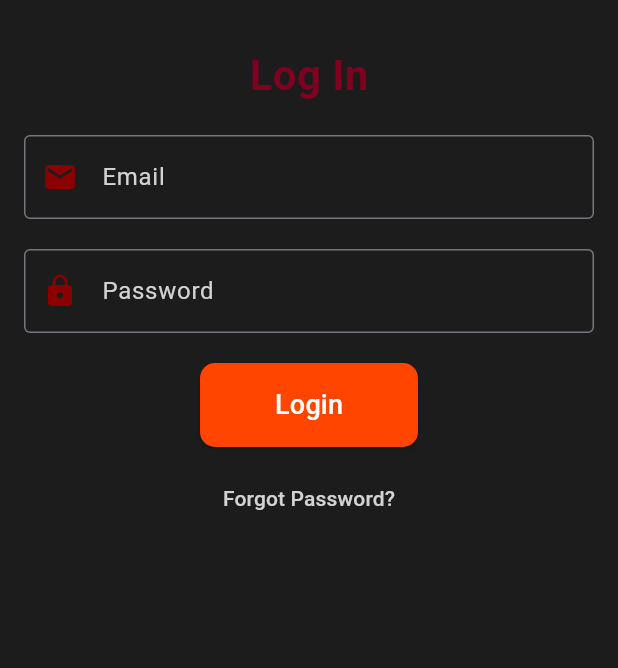
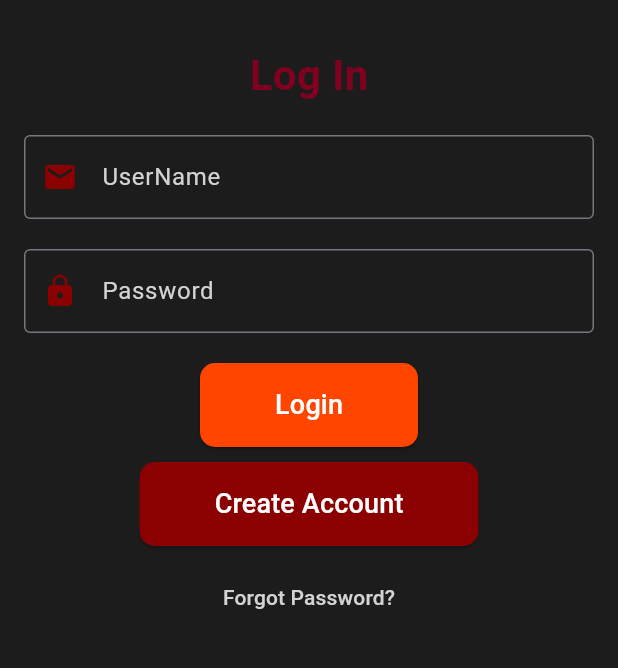
Before and after one commit to Paul-Astudillo/proyectoIntercicloCP, a Flutter app: the screen it shows after launch, on a phone screen of 412 x 824 dp, the part 408-1076 px from its top. Run offline on Flutter 3.47's test engine with Material 3 defaults, Android fonts, the phone set to English and light mode, and no system bars; our stand-ins replace image_picker.

```diff
--- a/lib/database_helper.dart
+++ b/lib/database_helper.dart
@@ -1,7 +1,7 @@
 class DatabaseHelper {
   static final DatabaseHelper _instance = DatabaseHelper._internal();
   final Map<String, String> _users = {
-    'paul': '1234', // Usuario de ejemplo
+    'paul': '1234',
   };
 
   factory DatabaseHelper() {
@@ -10,7 +10,6 @@ class DatabaseHelper {
 
   DatabaseHelper._internal();
 
-  // Método para insertar un usuario
   Future<void> insertUser(String email, String password) async {
     if (_users.containsKey(email)) {
       throw Exception("User already exists!");
@@ -18,7 +17,6 @@ class DatabaseHelper {
     _users[email] = password;
   }
 
-  // Método para validar un usuario
   Future<bool> validateUser(String email, String password) async {
     return _users[email] == password;
   }
--- a/lib/login_page.dart
+++ b/lib/login_page.dart
@@ -1,5 +1,6 @@
 import 'package:flutter/material.dart';
 import 'database_helper.dart';
+import 'create_account_page.dart';
 
 class LoginPage extends StatefulWidget {
   final VoidCallback onLoginSuccess;
@@ -24,7 +25,7 @@ class _LoginPageState extends State<LoginPage> {
       ScaffoldMessenger.of(context).showSnackBar(
         SnackBar(content: Text("Login successful!")),
       );
-      widget.onLoginSuccess(); // Notifica éxito al padre
+      widget.onLoginSuccess();
     } else {
       ScaffoldMessenger.of(context).showSnackBar(
         SnackBar(content: Text("Login failed!")),
@@ -32,15 +33,22 @@ class _LoginPageState extends State<LoginPage> {
     }
   }
 
+  void _navigateToCreateAccount() {
+    Navigator.push(
+      context,
+      MaterialPageRoute(builder: (context) => CreateAccountPage()),
+    );
+  }
+
   @override
   Widget build(BuildContext context) {
     return Scaffold(
-      backgroundColor: Color(0xFF1C1C1C), // Fondo negro carbón
+      backgroundColor: Color(0xFF1C1C1C),
       appBar: AppBar(
-        backgroundColor: Color(0xFF8B0000), // Rojo ladrillo
+        backgroundColor: Color(0xFF8B0000),
         title: Text(
           'Welcome to Social App',
-          style: TextStyle(color: Color(0xFFD3D3D3)), // Gris claro
+          style: TextStyle(color: Color(0xFFD3D3D3)),
         ),
         centerTitle: true,
       ),
@@ -52,60 +60,50 @@ class _LoginPageState extends State<LoginPage> {
             crossAxisAlignment: CrossAxisAlignment.center,
             children: [
               SizedBox(height: 50),
-
-              // Imagen centrada ligeramente a la derecha
               Align(
-                alignment: Alignment.center, // Cambiado para mover la imagen a la izquierda
+                alignment: Alignment.center,
                 child: Image.asset(
                   'assets/images/logo.png',
                   height: 150,
                 ),
               ),
               SizedBox(height: 30),
-
-              // Título estilizado
               Text(
                 "Log In",
                 style: TextStyle(
                   fontSize: 28,
                   fontWeight: FontWeight.bold,
-                  color: Color(0xFF800020), // Rojo burdeos
+                  color: Color(0xFF800020),
                 ),
               ),
               SizedBox(height: 20),
-
-              // Campo de texto para email
               TextField(
                 controller: _emailController,
-                style: TextStyle(color: Color.fromARGB(255, 255, 255, 255)), // Gris claro
+                style: TextStyle(color: Colors.white),
                 decoration: InputDecoration(
-                  labelText: "Email",
-                  labelStyle: TextStyle(color: Color(0xFFD3D3D3)), // Gris claro
+                  labelText: "UserName",
+                  labelStyle: TextStyle(color: Color(0xFFD3D3D3)),
                   border: OutlineInputBorder(),
-                  prefixIcon: Icon(Icons.email, color: Color(0xFF8B0000)), // Rojo ladrillo
+                  prefixIcon: Icon(Icons.email, color: Color(0xFF8B0000)),
                 ),
               ),
               SizedBox(height: 20),
-
-              // Campo de texto para contraseña
               TextField(
                 controller: _passwordController,
-                style: TextStyle(color: Color.fromARGB(255, 255, 255, 255)), // Gris claro
+                style: TextStyle(color: Colors.white),
                 decoration: InputDecoration(
                   labelText: "Password",
-                  labelStyle: TextStyle(color: Color(0xFFD3D3D3)), // Gris claro
+                  labelStyle: TextStyle(color: Color(0xFFD3D3D3)),
                   border: OutlineInputBorder(),
-                  prefixIcon: Icon(Icons.lock, color: Color(0xFF8B0000)), // Rojo ladrillo
+                  prefixIcon: Icon(Icons.lock, color: Color(0xFF8B0000)),
                 ),
                 obscureText: true,
               ),
               SizedBox(height: 20),
-
-              // Botón de login estilizado
               ElevatedButton(
                 onPressed: _login,
                 style: ElevatedButton.styleFrom(
-                  backgroundColor: Color(0xFFFF4500), // Rojo fuego
+                  backgroundColor: Color(0xFFFF4500),
                   padding: EdgeInsets.symmetric(horizontal: 50, vertical: 15),
                   shape: RoundedRectangleBorder(
                     borderRadius: BorderRadius.circular(10),
@@ -117,8 +115,21 @@ class _LoginPageState extends State<LoginPage> {
                 ),
               ),
               SizedBox(height: 10),
-
-              // Enlace para "Olvidé mi contraseña"
+              ElevatedButton(
+                onPressed: _navigateToCreateAccount,
+                style: ElevatedButton.styleFrom(
+                  backgroundColor: Color(0xFF8B0000),
+                  padding: EdgeInsets.symmetric(horizontal: 50, vertical: 15),
+                  shape: RoundedRectangleBorder(
+                    borderRadius: BorderRadius.circular(10),
+                  ),
+                ),
+                child: Text(
+                  "Create Account",
+                  style: TextStyle(fontSize: 18, color: Colors.white),
+                ),
+              ),
+              SizedBox(height: 10),
               TextButton(
                 onPressed: () {
                   ScaffoldMessenger.of(context).showSnackBar(
@@ -127,7 +138,7 @@ class _LoginPageState extends State<LoginPage> {
                 },
                 child: Text(
                   "Forgot Password?",
-                  style: TextStyle(color: Color(0xFFD3D3D3)), // Gris claro
+                  style: TextStyle(color: Color(0xFFD3D3D3)),
                 ),
               ),
             ],
--- a/lib/main.dart
+++ b/lib/main.dart
@@ -1,28 +1,45 @@
 import 'package:flutter/material.dart';
 import 'login_page.dart';
-import 'home_page.dart'; // Una nueva clase para la pantalla principal
+import 'home_page.dart';
 
 void main() {
   runApp(const InstagramClone());
 }
 
-class InstagramClone extends StatefulWidget {
+class InstagramClone extends StatelessWidget {
   const InstagramClone({Key? key}) : super(key: key);
 
   @override
-  _InstagramCloneState createState() => _InstagramCloneState();
+  Widget build(BuildContext context) {
+    return MaterialApp(
+      debugShowCheckedModeBanner: false,
+      title: 'Pixion',
+      theme: ThemeData(
+        primarySwatch: Colors.blue,
+        scaffoldBackgroundColor: Colors.white,
+      ),
+      home: const AuthenticationManager(),
+    );
+  }
 }
 
-class _InstagramCloneState extends State<InstagramClone> {
+class AuthenticationManager extends StatefulWidget {
+  const AuthenticationManager({Key? key}) : super(key: key);
+
+  @override
+  _AuthenticationManagerState createState() => _AuthenticationManagerState();
+}
+
+class _AuthenticationManagerState extends State<AuthenticationManager> {
   bool isAuthenticated = false;
 
-  void _loginSuccess() {
+  void _handleLoginSuccess() {
     setState(() {
       isAuthenticated = true;
     });
   }
 
-  void _logout() {
+  void _handleLogout() {
     setState(() {
       isAuthenticated = false;
     });
@@ -30,13 +47,8 @@ class _InstagramCloneState extends State<InstagramClone> {
 
   @override
   Widget build(BuildContext context) {
-    return MaterialApp(
-      debugShowCheckedModeBanner: false,
-      title: 'Pixion',
-      theme: ThemeData(primarySwatch: Colors.blue),
-      home: isAuthenticated
-          ? HomePage(onLogout: _logout) // Pantalla principal con cierre de sesión
-          : LoginPage(onLoginSuccess: _loginSuccess), // Pantalla de login
-    );
+    return isAuthenticated
+        ? HomePage(onLogout: _handleLogout) // Pantalla principal
+        : LoginPage(onLoginSuccess: _handleLoginSuccess); // Pantalla de login
   }
 }
```
Also changed, not shown: lib/create_account_page.dart (added, +141 -0 lines).
